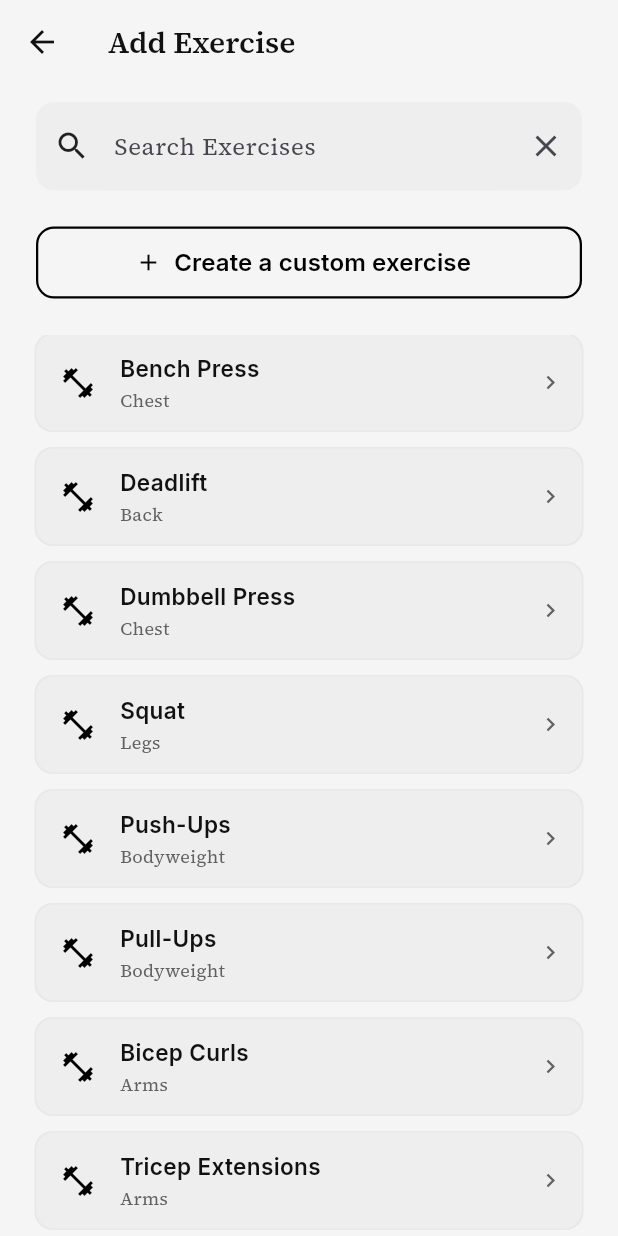
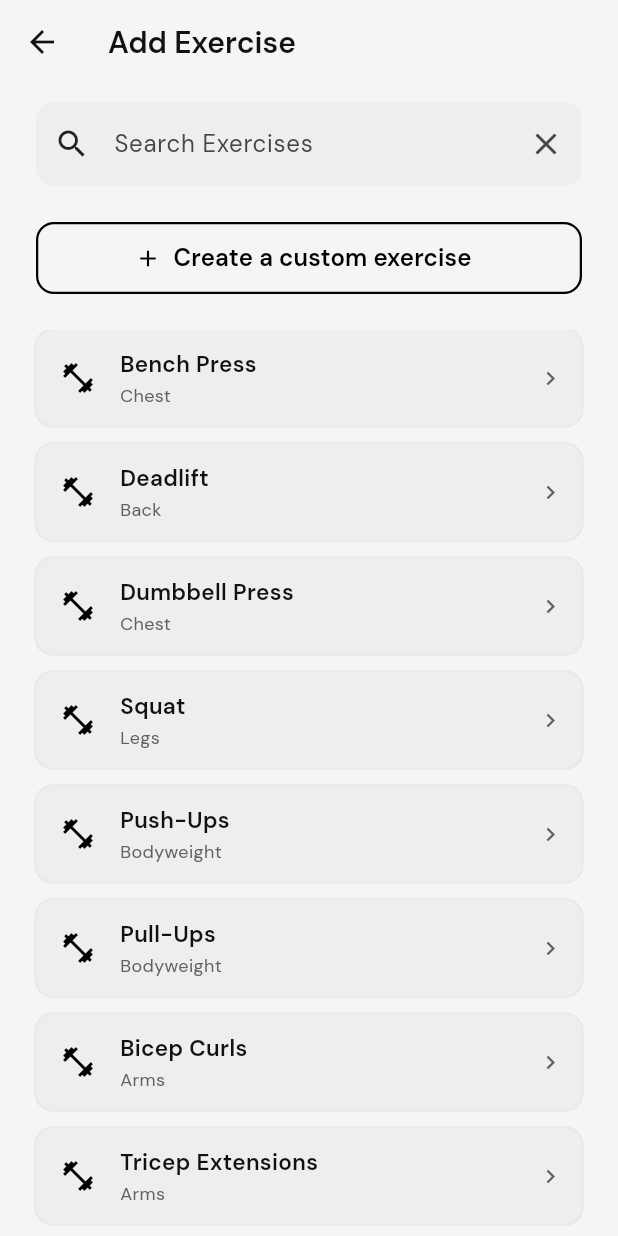
Before and after one commit to LaalBaig/iteration_n_gym, a Flutter app: the screen it shows after launch, after a tap on "Add Exercise", on a phone screen of 412 x 824 dp. Run offline on Flutter 3.47's test engine with Material 3 defaults, Android fonts, the phone set to English and light mode, and no system bars; our stand-ins replace drift, drift_sqflite, figma_squircle, fl_chart, font_awesome_flutter, go_router and 1 more; accounts and stored records are empty; generated files the repository leaves out were written again.

Commit message:
feat: migrate typography to DM Sans, add Add Exercise button to landing screen, and remove unused dependency

```diff
--- a/gym_app_winter/lib/main.dart
+++ b/gym_app_winter/lib/main.dart
@@ -36,13 +36,8 @@ class _MyAppState extends State<MyApp> {
       themeMode: _themeMode,
       theme: ThemeData(
         scaffoldBackgroundColor: const Color(0xFFFFFFFF), // White
-        textTheme: GoogleFonts.interTextTheme(
+        textTheme: GoogleFonts.dmSansTextTheme(
           ThemeData.light().textTheme,
-        ).copyWith(
-          displayLarge: GoogleFonts.sourceSerif4(fontWeight: FontWeight.w500),
-          headlineMedium: GoogleFonts.sourceSerif4(fontWeight: FontWeight.w500),
-          titleLarge: GoogleFonts.sourceSerif4(fontWeight: FontWeight.w500),
-          bodyLarge: GoogleFonts.sourceSerif4(fontSize: 17, height: 1.6),
         ),
         splashFactory: NoSplash.splashFactory,
         highlightColor: Colors.transparent,
@@ -52,11 +47,6 @@ class _MyAppState extends State<MyApp> {
         scaffoldBackgroundColor: const Color(0xFF111111), // Black
         textTheme: GoogleFonts.interTextTheme(
           ThemeData.dark().textTheme,
-        ).copyWith(
-          displayLarge: GoogleFonts.sourceSerif4(fontWeight: FontWeight.w500, color: Colors.white),
-          headlineMedium: GoogleFonts.sourceSerif4(fontWeight: FontWeight.w500, color: Colors.white),
-          titleLarge: GoogleFonts.sourceSerif4(fontWeight: FontWeight.w500, color: Colors.white),
-          bodyLarge: GoogleFonts.sourceSerif4(fontSize: 17, height: 1.6, color: Colors.white),
         ),
         splashFactory: NoSplash.splashFactory,
         highlightColor: Colors.transparent,
--- a/gym_app_winter/lib/screens/exercises_tab_landing.dart
+++ b/gym_app_winter/lib/screens/exercises_tab_landing.dart
@@ -46,8 +46,9 @@ class _ExercisesTabState extends State<ExercisesTab> {
           child: Text(
             'Track Exercises',
             style: Theme.of(context).textTheme.titleLarge?.copyWith(
-              fontSize: 28,
+              fontSize: 32,
               color: context.colors.nearBlack,
+              fontWeight: FontWeight.bold,
             ),
           ),
         ),
@@ -100,6 +101,35 @@ class _ExercisesTabState extends State<ExercisesTab> {
             },
           ),
         ),
+        // Add the horizontal button here:
+        Padding(
+          padding: const EdgeInsets.fromLTRB(24, 8, 24, 16),
+          child: SizedBox(
+            width: double.infinity,
+            height: 56,
+            child: ElevatedButton(
+              onPressed: () {
+                // Action to perform on press (e.g., Navigate to add exercise)
+                context.push('/add_exercise');
+              },
+              style: ElevatedButton.styleFrom(
+                backgroundColor: context.colors.brandPrimary,
+                shape: RoundedRectangleBorder(
+                  borderRadius: BorderRadius.circular(16),
+                ),
+                elevation: 4,
+              ),
+              child: const Text(
+                'Add Exercise',
+                style: TextStyle(
+                  color: Colors.white,
+                  fontWeight: FontWeight.w600,
+                  fontSize: 16,
+                ),
+              ),
+            ),
+          ),
+        ),
       ],
     );
   }
--- a/gym_app_winter/lib/screens/main_screen.dart
+++ b/gym_app_winter/lib/screens/main_screen.dart
@@ -64,15 +64,6 @@ class _MainScreenState extends State<MainScreen> {
           children: _tabs,
         ),
       ),
-      floatingActionButton: Visibility(
-        visible: _selectedIndex == 0,
-        child: CustomFloatingButton(
-          onPressed: () {
-            GoRouter.of(context).push("/add_exercise");
-          },
-          label: "Add Exercise",
-        ),
-      ),
       bottomNavigationBar: CustomBottomNavigationBar(
         currentIndex: _selectedIndex,
         onTabSelected: _onTabSelected,
--- a/gym_app_winter/lib/widgets/exercise_tile.dart
+++ b/gym_app_winter/lib/widgets/exercise_tile.dart
@@ -102,7 +102,7 @@ class ExerciseTile extends StatelessWidget {
                   const SizedBox(height: 2),
                   Text(
                     subtitle,
-                    style: GoogleFonts.sourceSerif4(
+                    style: TextStyle(
                       fontSize: 12,
                       color: context.colors.emptyText,
                     ),
--- a/gym_app_winter/pubspec.yaml
+++ b/gym_app_winter/pubspec.yaml
@@ -39,7 +39,6 @@ dependencies:
   # The following adds the Cupertino Icons font to your application.
   # Use with the CupertinoIcons class for iOS style icons.
   cupertino_icons: ^1.0.8
-  cupertino_native: ^0.1.1
   go_router: ^17.0.1
   figma_squircle: ^0.6.3
   google_fonts: ^6.1.0
```
Also changed, not shown: gym_app_winter/pubspec.lock, 1 other file.
